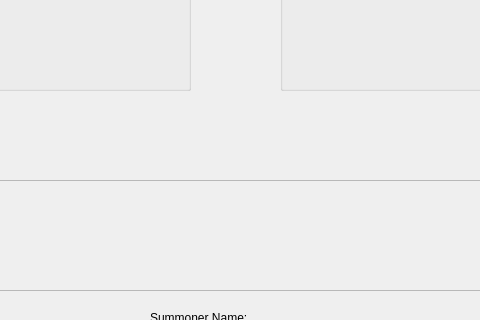
Above: LeagueProfileFetcher/summoner_profile_display.ui from BaoPun/LeagueProfileFetcher before the change; both pictures show x 220 to 700 and y 160 to 480 of the 933 by 681 pixel window. Below: the same form after it.
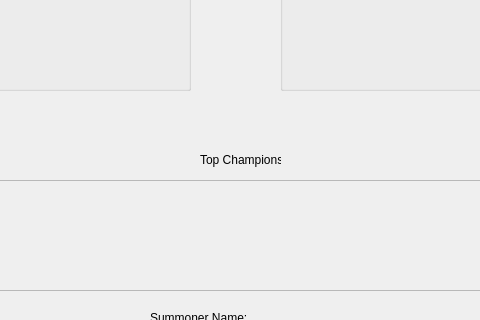
That is the form after the change.

Commit message: Added tooltips to the dynamically generated rank borders and most played champions

Patch:
```diff
--- a/LeagueProfileFetcher/summoner_profile_display.ui
+++ b/LeagueProfileFetcher/summoner_profile_display.ui
@@ -196,6 +196,19 @@
      <string>Flex Queue Rank</string>
     </property>
    </widget>
+   <widget class="QLabel" name="mastery_champions_label">
+    <property name="geometry">
+     <rect>
+      <x>420</x>
+      <y>310</y>
+      <width>81</width>
+      <height>20</height>
+     </rect>
+    </property>
+    <property name="text">
+     <string>Top Champions</string>
+    </property>
+   </widget>
   </widget>
   <widget class="QMenuBar" name="menubar">
    <property name="geometry">
```
The commit also changes 5 other files.
